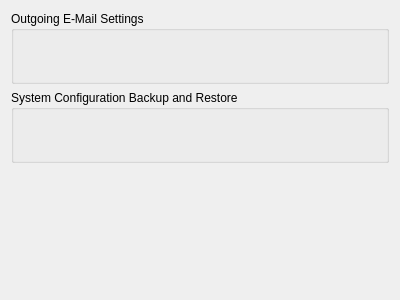
Above: client/src/ui/widgets/settings/server_settings_widget.ui from networkoptix/nx_open before the change. Below: the same form after it.
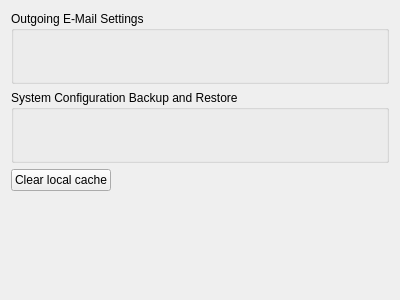
That is the form after the change. Custom widgets are drawn as their Qt base class.

Commit message:
"Clear local cache" button in server settings
<==== Mercurial data ====>
Branch: master

The edit to the form file:
```diff
--- a/client/src/ui/widgets/settings/server_settings_widget.ui
+++ b/client/src/ui/widgets/settings/server_settings_widget.ui
@@ -52,6 +52,19 @@
      </layout>
     </widget>
    </item>
+   <item>
+    <widget class="QPushButton" name="clearCacheButton">
+     <property name="sizePolicy">
+      <sizepolicy hsizetype="Fixed" vsizetype="Fixed">
+       <horstretch>0</horstretch>
+       <verstretch>0</verstretch>
+      </sizepolicy>
+     </property>
+     <property name="text">
+      <string>Clear local cache</string>
+     </property>
+    </widget>
+   </item>
    <item>
     <spacer name="verticalSpacer">
      <property name="orientation">
```
The commit also changes 10 other files.
